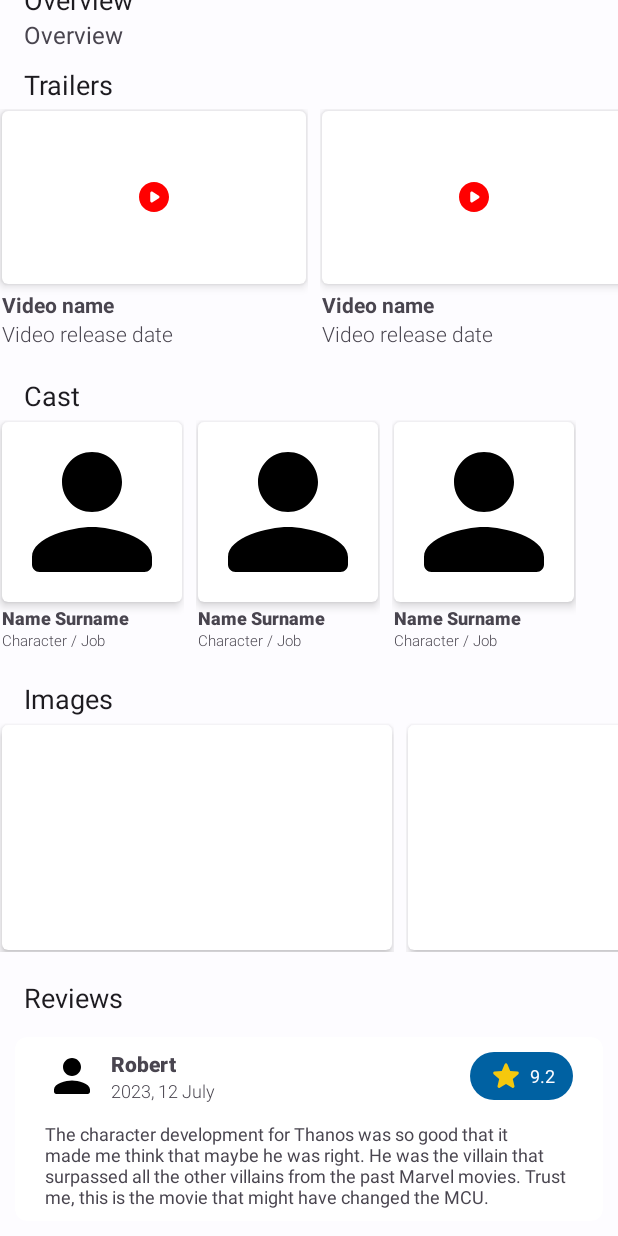
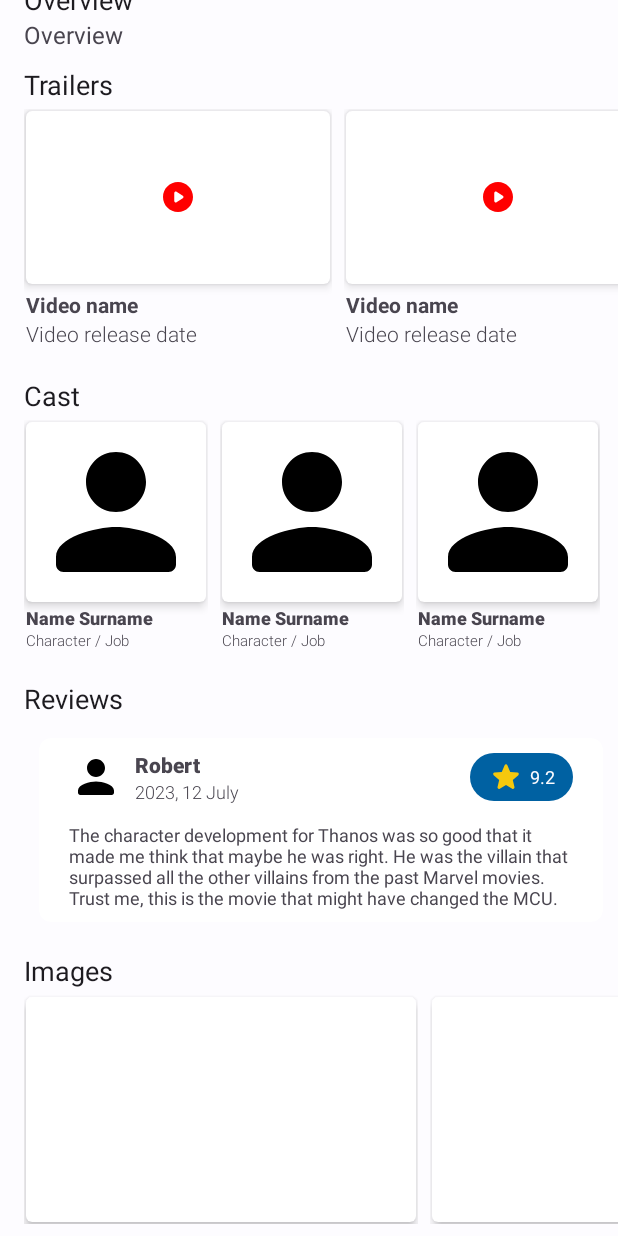
Before and after one commit to tobyzulka/Moly, an Android app: the layout fragment_detail.xml on its own in the app's theme, with its tools: preview values and no code run, scrolled down 418 dp, on a phone screen of 412 x 824 dp. Run offline under Robolectric (Android 15) with nearby library versions, the phone set to English and light mode, and no system bars; plain views replace ExpandableTextView; network calls fail.

Commit message:
Update Fix Detail

```diff
--- a/app/src/main/java/dev/byto/moly/data/mapper/DTOMappers.kt
+++ b/app/src/main/java/dev/byto/moly/data/mapper/DTOMappers.kt
@@ -90,9 +90,7 @@ fun GenreDTO.toGenre(): Genre = Genre(
 
 fun ImageListDTO.toImageList(): ImageList = ImageList(
     backdrops = backdrops?.map { it.toImage() },
-    posters = posters?.map { it.toImage() },
-    profiles = profiles?.map { it.toImage() },
-    stills = stills?.map { it.toImage() }
+    posters = posters?.map { it.toImage() }
 )
 
 fun ImageDTO.toImage(): Image = Image(
--- a/app/src/main/java/dev/byto/moly/data/remote/dto/ImageListDTO.kt
+++ b/app/src/main/java/dev/byto/moly/data/remote/dto/ImageListDTO.kt
@@ -6,14 +6,8 @@ import com.google.gson.annotations.SerializedName
 data class ImageListDTO(
     @SerializedName("backdrops")
     val backdrops: List<ImageDTO>?,
-    @SerializedName("logos")
-    val logos: List<ImageDTO>?,
     @SerializedName("posters")
     val posters: List<ImageDTO>?,
-    @SerializedName("profiles")
-    val profiles: List<ImageDTO>?,
-    @SerializedName("stills")
-    val stills: List<ImageDTO>?,
 )
 
 data class ImageDTO(
--- a/app/src/main/java/dev/byto/moly/data/remote/dto/ReviewListDTO.kt
+++ b/app/src/main/java/dev/byto/moly/data/remote/dto/ReviewListDTO.kt
@@ -32,7 +32,7 @@ data class AuthorDTO(
 	@SerializedName("name")
 	val name: String?,
 	@SerializedName("rating")
-	val rating: Int?,
+	val rating: Double?,
 	@SerializedName("username")
 	val username: String?
 )
--- a/app/src/main/java/dev/byto/moly/domain/model/ReviewList.kt
+++ b/app/src/main/java/dev/byto/moly/domain/model/ReviewList.kt
@@ -31,5 +31,5 @@ data class Author(
     val name: String?,
     val username: String?,
     val avatarPath: String?,
-    val rating: Int?
+    val rating: Double?
 ) : Parcelable
--- a/app/src/main/java/dev/byto/moly/ui/adapter/CastAdapter.kt
+++ b/app/src/main/java/dev/byto/moly/ui/adapter/CastAdapter.kt
@@ -34,11 +34,13 @@ class CastAdapter(
         getItem(position).let { cast ->
             holder.view.apply {
                 textName.text = cast.name
-                val job = "${cast.character} (${cast.job})"
+                val job: String = if (cast.job != null)
+                    "${cast.character} (${cast.job})"
+                else "${cast.character}"
                 textJob.text = job
                 imagePerson.loadImage(
                     cast.profilePath, ImageQuality.LOW,
-                    circleCrop = true, fitTop = false, isThumbnail = false,
+                    circleCrop = false, fitTop = false, isThumbnail = false,
                     errorImage = ContextCompat.getDrawable(mContext!!, R.drawable.ic_person)
                 )
             }
--- a/app/src/main/java/dev/byto/moly/utils/SafeApiCall.kt
+++ b/app/src/main/java/dev/byto/moly/utils/SafeApiCall.kt
@@ -12,8 +12,7 @@ import javax.inject.Singleton
 @Singleton
 class SafeApiCall @Inject constructor(){
     suspend inline fun <T> execute(crossinline body:suspend () -> T): ResultWrapper<T> {
-        return withContext(Dispatchers.IO) {
-            try {
+        return try {
             ResultWrapper.Success(
                 body.invoke()
             )
@@ -36,4 +35,3 @@ class SafeApiCall @Inject constructor(){
         }
     }
 }
-}
--- a/app/src/main/res/layout/fragment_detail.xml
+++ b/app/src/main/res/layout/fragment_detail.xml
@@ -90,7 +90,8 @@
                 android:id="@+id/rating_bar"
                 style="@style/RatingBar"
                 android:layout_width="wrap_content"
-                android:layout_height="wrap_content"/>
+                android:layout_height="wrap_content"
+                tools:rating="4"/>
             <TextView
                 android:id="@+id/text_rating"
                 android:layout_width="wrap_content"
@@ -136,18 +137,22 @@
             tools:text="25 April 2022"
             tools:ignore="SpUsage"/>
 
-        <com.google.android.material.chip.ChipGroup
-            android:id="@+id/cg_genres"
+        <LinearLayout
             android:layout_width="0dp"
-            android:layout_height="wrap_content"
+            android:layout_height="match_parent"
+            app:layout_constraintEnd_toEndOf="parent"
             android:layout_marginStart="16dp"
             android:layout_marginTop="4dp"
             android:layout_marginEnd="2dp"
-            android:layout_marginBottom="24dp"
-            app:layout_constraintBottom_toBottomOf="@+id/image_card"
-            app:layout_constraintEnd_toEndOf="parent"
             app:layout_constraintStart_toEndOf="@+id/image_card"
-            app:layout_constraintTop_toBottomOf="@+id/text_release_date" />
+            app:layout_constraintTop_toBottomOf="@+id/text_release_date">
+
+            <com.google.android.material.chip.ChipGroup
+                android:id="@+id/cg_genres"
+                android:layout_width="match_parent"
+                android:layout_height="wrap_content"
+                app:chipSpacingVertical="2dp"/>
+        </LinearLayout>
 
         <TextView
             android:id="@+id/heading_overview"
@@ -203,6 +208,7 @@
             android:layout_height="wrap_content"
             android:orientation="horizontal"
             android:layout_marginTop="4dp"
+            android:layout_marginStart="16dp"
             app:layoutManager="androidx.recyclerview.widget.LinearLayoutManager"
             app:layout_constraintTop_toBottomOf="@id/heading_trailer"
             tools:listitem="@layout/item_video"/>
@@ -230,9 +236,51 @@
             android:layout_height="wrap_content"
             android:orientation="horizontal"
             android:layout_marginTop="4dp"
+            android:layout_marginStart="16dp"
             app:layoutManager="androidx.recyclerview.widget.LinearLayoutManager"
             app:layout_constraintTop_toBottomOf="@id/heading_cast"
             tools:listitem="@layout/item_person"/>
+
+
+        <TextView
+            android:id="@+id/heading_review"
+            style="@style/TextAppearance.AppCompat.Headline"
+            android:layout_width="0dp"
+            android:layout_height="wrap_content"
+            android:lines="1"
+            android:layout_marginStart="16dp"
+            android:layout_marginTop="10dp"
+            android:layout_marginEnd="16dp"
+            android:ellipsize="end"
+            android:textSize="18dp"
+            android:text="@string/reviews"
+            app:layout_constraintTop_toBottomOf="@id/rv_cast"
+            app:layout_constraintEnd_toEndOf="parent"
+            app:layout_constraintStart_toStartOf="parent"
+            tools:ignore="SpUsage" />
+
+        <androidx.recyclerview.widget.RecyclerView
+            android:id="@+id/rv_reviews"
+            android:layout_width="match_parent"
+            android:layout_height="wrap_content"
+            android:orientation="horizontal"
+            android:layout_marginTop="4dp"
+            android:layout_marginStart="16dp"
+            app:layoutManager="androidx.recyclerview.widget.LinearLayoutManager"
+            app:layout_constraintTop_toBottomOf="@id/heading_review"
+            tools:listitem="@layout/item_review"/>
+
+        <TextView
+            android:id="@+id/label_no_review"
+            style="@style/TextAppearance.AppCompat.Body1"
+            android:layout_width="0dp"
+            android:layout_height="wrap_content"
+            android:layout_marginStart="16dp"
+            android:layout_marginTop="8dp"
+            android:text="@string/message_no_review"
+            android:visibility="gone"
+            app:layout_constraintStart_toStartOf="parent"
+            app:layout_constraintTop_toBottomOf="@id/rv_reviews"/>
 
         <TextView
             android:id="@+id/heading_image"
@@ -246,7 +294,7 @@
             android:ellipsize="end"
             android:textSize="18dp"
             android:text="@string/images"
-            app:layout_constraintTop_toBottomOf="@id/rv_cast"
+            app:layout_constraintTop_toBottomOf="@id/label_no_review"
             app:layout_constraintEnd_toEndOf="parent"
             app:layout_constraintStart_toStartOf="parent"
             tools:ignore="SpUsage" />
@@ -257,36 +305,24 @@
             android:layout_height="wrap_content"
             android:orientation="horizontal"
             android:layout_marginTop="4dp"
+            android:layout_marginStart="16dp"
+            android:layout_marginBottom="16dp"
             app:layoutManager="androidx.recyclerview.widget.LinearLayoutManager"
             app:layout_constraintTop_toBottomOf="@id/heading_image"
             tools:listitem="@layout/item_image"/>
 
         <TextView
-            android:id="@+id/heading_review"
-            style="@style/TextAppearance.AppCompat.Headline"
+            android:id="@+id/label_no_image"
+            style="@style/TextAppearance.AppCompat.Body1"
             android:layout_width="0dp"
             android:layout_height="wrap_content"
-            android:lines="1"
             android:layout_marginStart="16dp"
-            android:layout_marginTop="10dp"
-            android:layout_marginEnd="16dp"
-            android:ellipsize="end"
-            android:textSize="18dp"
-            android:text="@string/reviews"
-            app:layout_constraintTop_toBottomOf="@id/rv_image"
-            app:layout_constraintEnd_toEndOf="parent"
+            android:layout_marginTop="8dp"
+            android:layout_marginBottom="16dp"
+            android:text="@string/message_no_image"
+            android:visibility="gone"
             app:layout_constraintStart_toStartOf="parent"
-            tools:ignore="SpUsage" />
-
-        <androidx.recyclerview.widget.RecyclerView
-            android:id="@+id/rv_reviews"
-            android:layout_width="match_parent"
-            android:layout_height="wrap_content"
-            android:orientation="horizontal"
-            android:layout_marginTop="4dp"
-            app:layoutManager="androidx.recyclerview.widget.LinearLayoutManager"
-            app:layout_constraintTop_toBottomOf="@id/heading_review"
-            tools:listitem="@layout/item_review"/>
+            app:layout_constraintTop_toBottomOf="@id/rv_image"/>
 
     </androidx.constraintlayout.widget.ConstraintLayout>
 
--- a/app/src/main/res/values/strings.xml
+++ b/app/src/main/res/values/strings.xml
@@ -16,4 +16,6 @@
     <string name="trailers">Trailers</string>
     <string name="images">Images</string>
     <string name="reviews">Reviews</string>
+    <string name="message_no_review">No reviews have been submitted yet</string>
+    <string name="message_no_image">Has no image displayed</string>
 </resources>
--- a/app/src/main/res/values/themes.xml
+++ b/app/src/main/res/values/themes.xml
@@ -31,6 +31,8 @@
 
     <style name="RatingBar" parent="Widget.AppCompat.RatingBar.Small">
         <item name="android:numStars">5</item>
+        <item name="android:enabled">false</item>
+        <item name="android:stepSize">0.01</item>
         <item name="android:isIndicator">true</item>
         <item name="android:progressTint">@color/yellow</item>
         <item name="android:progressBackgroundTint">@color/md_theme_light_secondary</item>
```
Also changed, not shown: app/src/main/java/dev/byto/moly/domain/model/ImageList.kt (+3 -7 lines), app/src/main/java/dev/byto/moly/ui/adapter/MovieAdapter.kt (+6 -6 lines), app/src/main/java/dev/byto/moly/ui/adapter/ReviewAdapter.kt (+5 -2 lines), app/src/main/java/dev/byto/moly/ui/screen/detail/DetailFragment.kt (+60 -11 lines), app/src/main/java/dev/byto/moly/ui/screen/detail/dialog/VideoPlayerDialog.kt (+8 -8 lines), app/src/main/java/dev/byto/moly/ui/screen/home/HomeFragment.kt (+29 -3 lines), app/src/main/java/dev/byto/moly/ui/screen/list/ViewAllFragment.kt (+29 -35 lines), app/src/main/java/dev/byto/moly/utils/Extensions.kt (+17 -27 lines). Lines whose indentation alone changed are shown as unchanged.
